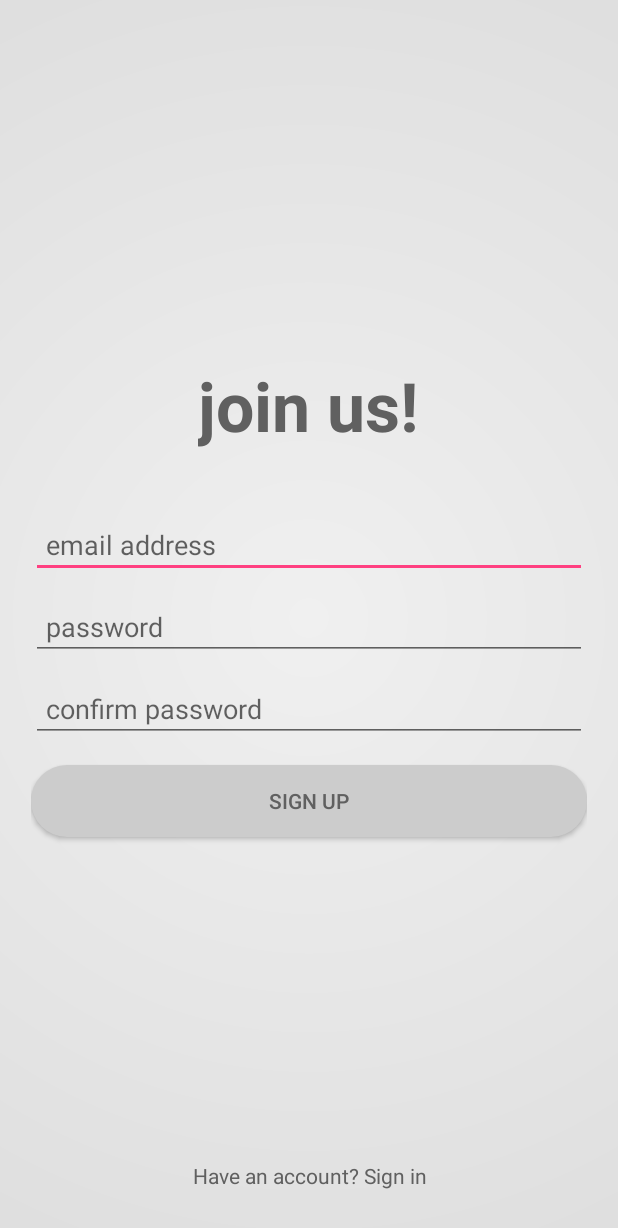
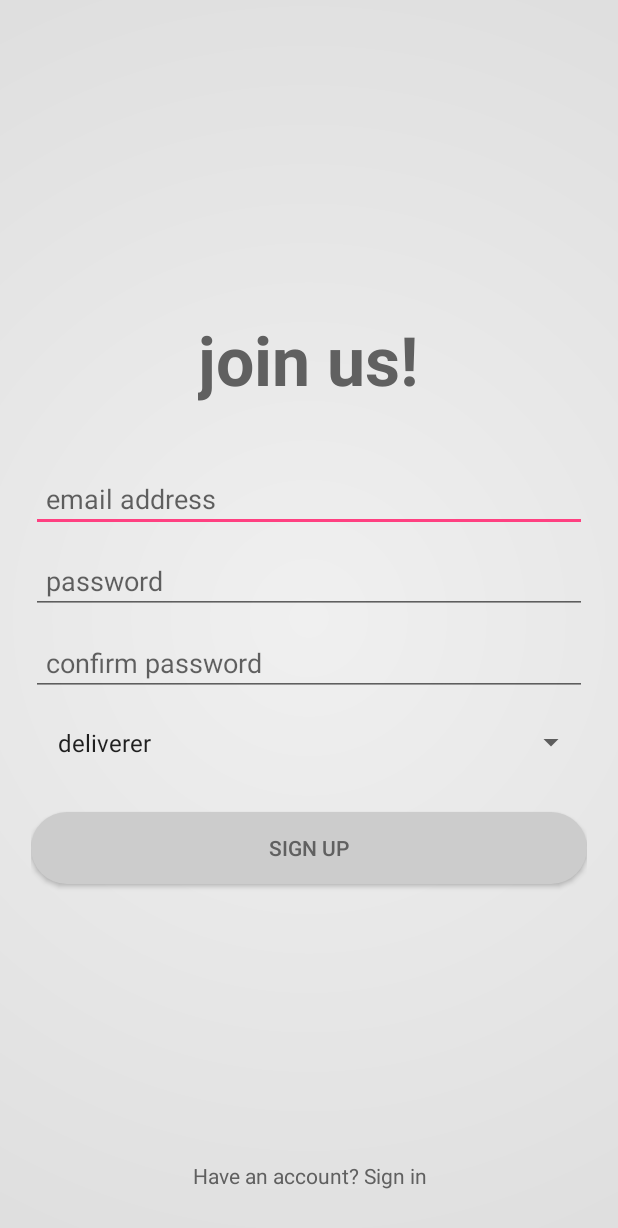
Before and after one commit to ThukuWakogi/QuickShop, an Android app: the screen it shows after launch (SignUp), after a tap on an icon or button, on a phone screen of 412 x 824 dp. Shown: the top 1228 px of the screen. Run offline under Robolectric (Android 15) with nearby library versions, the phone set to English and light mode, and no system bars; our stand-ins replace Firebase (no records; nobody signed in at launch, a user with empty details on screens opened directly).

```diff
--- a/app/src/main/AndroidManifest.xml
+++ b/app/src/main/AndroidManifest.xml
@@ -22,9 +22,10 @@
         </activity>
         <activity
             android:name=".Authenticate"
-            android:label="@string/loginText"></activity>
+            android:label="@string/loginText" />
         <activity android:name=".SignUp" />
-        <activity android:name=".SuccessfullyIn"></activity>
+        <activity android:name=".SuccessfullyIn" />
+        <activity android:name=".profileModification"></activity>
     </application>
 
 </manifest>
--- a/app/src/main/java/com/example/elvina/quickshop/Authenticate.java
+++ b/app/src/main/java/com/example/elvina/quickshop/Authenticate.java
@@ -48,7 +48,6 @@ public class Authenticate extends AppCompatActivity implements View.OnClickListe
         if (view == logInButton) userLogin();
 
         if (view == queryAccountAbsenceTextView) {
-            finish();
             startActivity(new Intent(this, SignUp.class));
         }
     }
--- a/app/src/main/java/com/example/elvina/quickshop/MainActivity.java
+++ b/app/src/main/java/com/example/elvina/quickshop/MainActivity.java
@@ -23,7 +23,7 @@ public class MainActivity extends AppCompatActivity {
         ActionBar actionBar = getSupportActionBar();
         if (!(null == actionBar)) actionBar.hide();
         ProgressDialog progressDialog = new ProgressDialog(this);
-        progressDialog.setMessage("Getting this ready...");
+        progressDialog.setMessage("Getting things ready...");
         progressDialog.show();
         if (FirebaseAuth.getInstance().getCurrentUser() == null ) startActivity(new Intent(this, Authenticate.class));
         else startActivity(new Intent(this, SuccessfullyIn.class));
--- a/app/src/main/res/layout/activity_sign_up.xml
+++ b/app/src/main/res/layout/activity_sign_up.xml
@@ -71,6 +71,20 @@
                 android:layout_marginRight="0dp"
                 android:singleLine="true"
                 android:inputType="textPassword"/>
+            <Spinner
+                android:id="@+id/RegisterTypeSpinner"
+                android:layout_width="match_parent"
+                android:layout_height="wrap_content"
+                android:prompt="@string/registerSpinnerPromptText"
+                android:entries="@array/registerType"
+                android:paddingTop="10dp"
+                android:paddingBottom="10dp"
+                android:paddingLeft="10dp"
+                android:paddingRight="10dp"
+                android:layout_marginTop="10dp"
+                android:layout_marginBottom="10dp"
+                android:layout_marginLeft="0dp"
+                android:layout_marginRight="0dp"/>
         </LinearLayout>
         <Button
             android:id="@+id/signUpButton"
--- /dev/null
+++ b/app/src/main/res/values/arrays.xml
@@ -0,0 +1,7 @@
+<?xml version="1.0" encoding="utf-8"?>
+<resources>
+    <string-array name="registerType">
+        <item>@string/registerTypeDeliverer</item>
+        <item>@string/registerTypeReceiver</item>
+    </string-array>
+</resources>
--- a/app/src/main/res/values/strings.xml
+++ b/app/src/main/res/values/strings.xml
@@ -13,4 +13,7 @@
     <string name="successfullyIn">You are in!</string>
     <string name="proofStatement">to verify this, your email must be</string>
     <string name="logOutRequestText">Fill free to log out at your own time</string>
+    <string name="registerSpinnerPromptText">choose type to register as</string>
+    <string name="registerTypeDeliverer">deliverer</string>
+    <string name="registerTypeReceiver">receiver</string>
 </resources>
```
Also changed, not shown: app/build.gradle (+5 -4 lines), app/src/main/java/com/example/elvina/quickshop/profileModification.java (added, +13 -0 lines), app/src/main/res/layout/activity_profile_modification.xml (added, +8 -0 lines).
